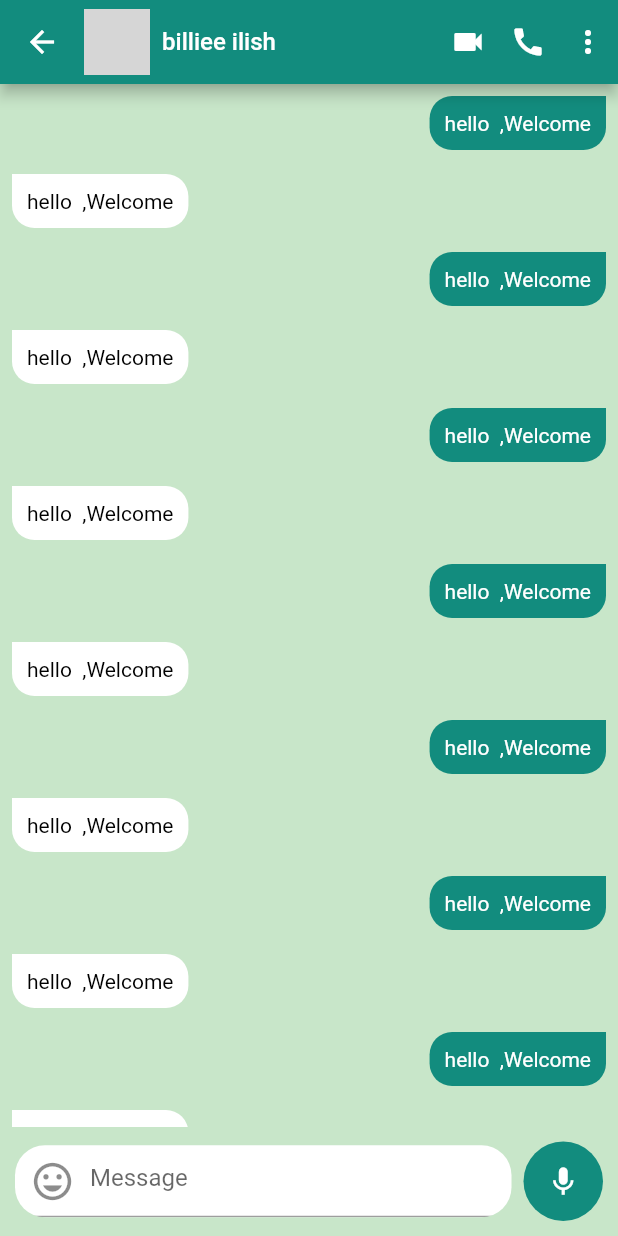
After one commit to polawahba2/WhatsApp_Ui_Clone, a Flutter app: the screen it shows after launch, tab 2 chosen, after a tap on "billiee ilish", on a phone screen of 412 x 824 dp. The commit adds this screen. Run offline on Flutter 3.47's test engine with Material 2 defaults, Android fonts, the phone set to English and light mode, and no system bars; missing offline and left inert: dart:ffi; network calls fail; grey boxes are pictures that could not be loaded.

Commit message:
Add Chat Screen Details

```diff
--- /dev/null
+++ b/lib/Screens/ChatsScreen/ChatInfo.dart
@@ -0,0 +1,182 @@
+import 'dart:ffi';
+
+import 'package:flutter/material.dart';
+import 'package:whats_app_clone/Compounent/Constant.dart';
+
+class ChatInfo extends StatelessWidget {
+  const ChatInfo({Key? key}) : super(key: key);
+
+  @override
+  Widget build(BuildContext context) {
+    return Scaffold(
+      backgroundColor: Colors.green[100],
+      appBar: AppBar(
+        titleSpacing: 0,
+        title: Row(
+          children: const [
+            CircleAvatar(
+              radius: 22,
+              backgroundImage: NetworkImage(
+                'https://pbs.twimg.com/profile_images/1387065127208247299/bni08CVZ.jpg',
+              ),
+            ),
+            Padding(
+              padding: EdgeInsets.only(left: 8.0),
+              child: Text(
+                'billiee ilish',
+                style: TextStyle(fontSize: 16),
+              ),
+            ),
+          ],
+        ),
+        actions: const [
+          Padding(
+            padding: EdgeInsets.all(8.0),
+            child: Icon(
+              Icons.videocam,
+            ),
+          ),
+          Padding(
+            padding: EdgeInsets.all(8.0),
+            child: Icon(
+              Icons.call,
+            ),
+          ),
+          Padding(
+            padding: EdgeInsets.all(8.0),
+            child: Icon(
+              Icons.more_vert_outlined,
+            ),
+          ),
+        ],
+      ),
+      body: SizedBox(
+        width: double.infinity,
+        child: Column(
+          children: [
+            Expanded(
+              child: ListView.builder(
+                itemBuilder: (context, index) {
+                  return Column(
+                    children: [
+                      buildMassage('hello  ,Welcome'),
+                      buildMyMassage('hello  ,Welcome'),
+                    ],
+                  );
+                },
+                itemCount: 10,
+              ),
+            ),
+            Padding(
+              padding: const EdgeInsets.all(10.0),
+              child: Row(
+                children: [
+                  Expanded(
+                    child: Container(
+                      decoration: BoxDecoration(
+                        borderRadius: BorderRadius.circular(20),
+                        color: Colors.white,
+                      ),
+                      clipBehavior: Clip.antiAliasWithSaveLayer,
+                      child: TextFormField(
+                        decoration: const InputDecoration(
+                          prefixIcon: Padding(
+                            padding: EdgeInsets.only(
+                              left: 10.0,
+                              right: 10.0,
+                            ),
+                            child: Icon(
+                              Icons.tag_faces_sharp,
+                              size: 30,
+                            ),
+                          ),
+                          hintText: 'Message',
+                        ),
+                      ),
+                    ),
+                  ),
+                  Padding(
+                    padding: const EdgeInsets.only(left: 8.0),
+                    child: Container(
+                      decoration: const BoxDecoration(
+                        shape: BoxShape.circle,
+                        color: kDefaultColor,
+                      ),
+                      child: const Padding(
+                        padding: EdgeInsets.all(15.0),
+                        child: Icon(
+                          Icons.mic,
+                          size: 23.0,
+                          color: Colors.white,
+                        ),
+                      ),
+                    ),
+                  ),
+                ],
+              ),
+            ),
+          ],
+        ),
+      ),
+    );
+  }
+}
+
+Widget buildMyMassage(String message) {
+  return Align(
+    alignment: AlignmentDirectional.centerStart,
+    child: Padding(
+      padding: const EdgeInsets.all(8.0),
+      child: Container(
+        decoration: const BoxDecoration(
+          borderRadius: BorderRadiusDirectional.only(
+            topEnd: Radius.circular(15.0),
+            bottomEnd: Radius.circular(15.0),
+            bottomStart: Radius.circular(15.0),
+          ),
+          color: Colors.white,
+        ),
+        padding: const EdgeInsets.symmetric(
+          horizontal: 10.0,
+          vertical: 10.0,
+        ),
+        child: Text(
+          message,
+          style: const TextStyle(
+            color: Colors.black,
+          ),
+        ),
+      ),
+    ),
+  );
+}
+
+Widget buildMassage(String message) {
+  return Align(
+    alignment: AlignmentDirectional.centerEnd,
+    child: Padding(
+      padding: const EdgeInsets.all(8.0),
+      child: Container(
+        decoration: const BoxDecoration(
+          borderRadius: BorderRadiusDirectional.only(
+            // topEnd: Radius.circular(15.0),
+            topStart: Radius.circular(15.0),
+            bottomStart: Radius.circular(15.0),
+            bottomEnd: Radius.circular(15.0),
+          ),
+          color: kDefaultColor,
+        ),
+        padding: const EdgeInsets.symmetric(
+          horizontal: 10.0,
+          vertical: 10.0,
+        ),
+        child: Text(
+          message,
+          style: const TextStyle(
+            color: Colors.white,
+          ),
+        ),
+      ),
+    ),
+  );
+}
--- a/lib/Screens/ChatsScreen/ChatsScreen.dart
+++ b/lib/Screens/ChatsScreen/ChatsScreen.dart
@@ -1,5 +1,6 @@
 import 'package:flutter/material.dart';
 import 'package:whats_app_clone/Compounent/Constant.dart';
+import 'package:whats_app_clone/Screens/ChatsScreen/ChatInfo.dart';
 
 class ChatsScreen extends StatelessWidget {
   const ChatsScreen({Key? key}) : super(key: key);
@@ -8,7 +9,7 @@ class ChatsScreen extends StatelessWidget {
   Widget build(BuildContext context) {
     return ListView.separated(
       itemBuilder: (context, index) {
-        return buildChat();
+        return buildChat(context);
       },
       separatorBuilder: (context, index) => const SizedBox(
         width: double.infinity,
@@ -19,7 +20,13 @@ class ChatsScreen extends StatelessWidget {
   }
 }
 
-Widget buildChat() => Padding(
+Widget buildChat(context) => InkWell(
+      onTap: () {
+        Navigator.push(context, MaterialPageRoute(builder: (context) {
+          return ChatInfo();
+        }));
+      },
+      child: Padding(
         padding: const EdgeInsets.all(15.0),
         child: SizedBox(
           height: 60,
@@ -57,4 +64,5 @@ Widget buildChat() => Padding(
             ],
           ),
         ),
+      ),
     );
```
Also changed, not shown: 2 other files. Lines whose indentation alone changed are shown as unchanged.
